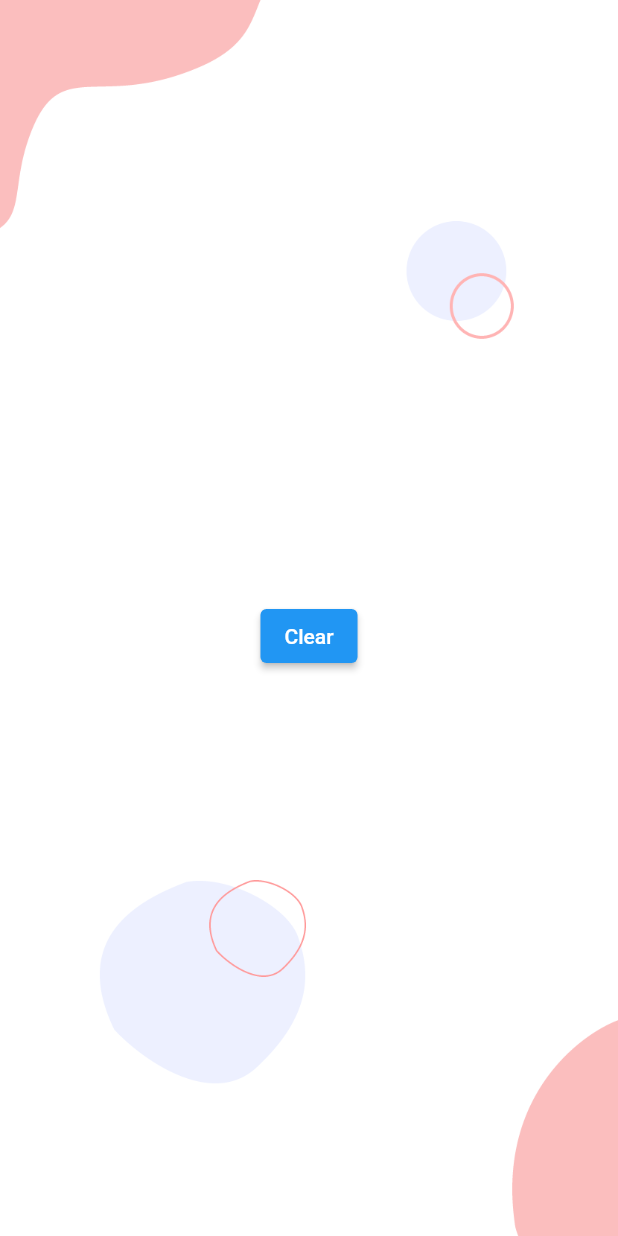
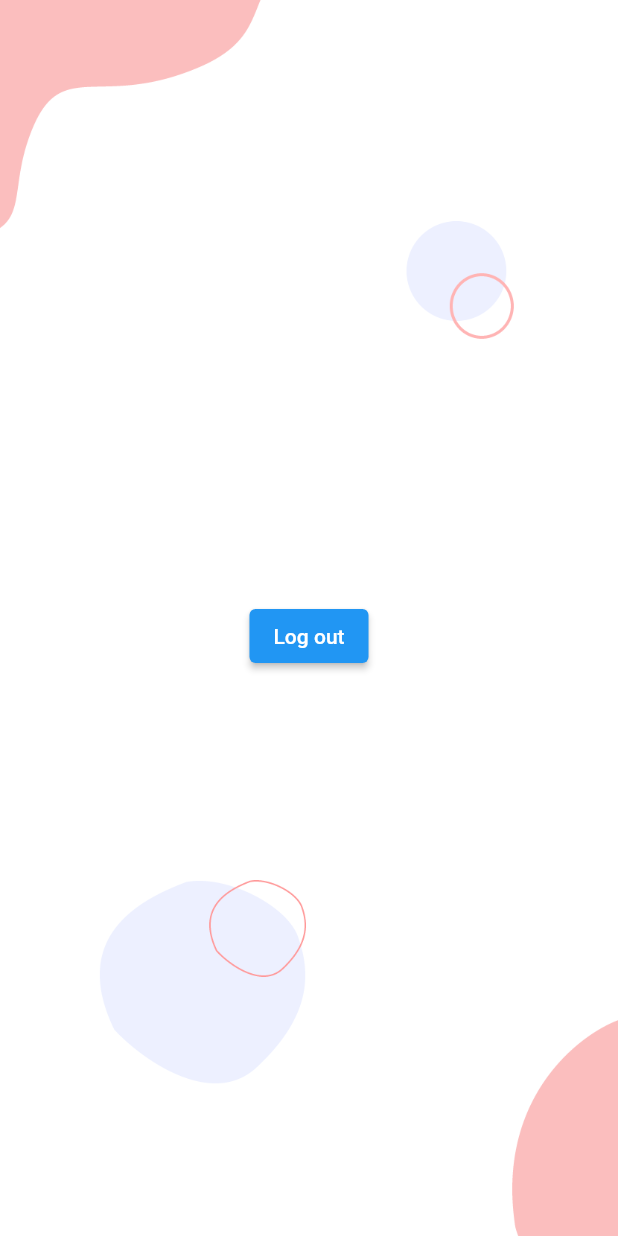
Before and after one commit to MishaKomar/floracotest, a Flutter app: the StatisticsPage screen opened directly, on a phone screen of 412 x 824 dp. Run offline on Flutter 3.47's test engine with Material 2 defaults, Android fonts, the phone set to English and light mode, and no system bars; our stand-ins replace flutter_bloc.

Commit message:
Rename clear to log out button

```diff
--- a/lib/base/navigation/flora_router_delegate.dart
+++ b/lib/base/navigation/flora_router_delegate.dart
@@ -9,8 +9,6 @@ import 'package:flutter_bloc/flutter_bloc.dart';
 
 class FloraCoRouterDelegate extends RouterDelegate
     with ChangeNotifier, PopNavigatorRouterDelegateMixin {
-  bool showOtherPage = false;
-
   @override
   final GlobalKey<NavigatorState> navigatorKey;
 
--- a/lib/pages/3_statistics/statistics_page.dart
+++ b/lib/pages/3_statistics/statistics_page.dart
@@ -35,7 +35,7 @@ class StatisticsPage extends StatelessWidget {
                     ),
                   const SizedBox(height: 24),
                   ElevatedButton(
-                    child: const Text('Clear'),
+                    child: const Text('Log out'),
                     onPressed: () {
                       context.read<HomeBloc>().add(ClearInput());
                     },
```
